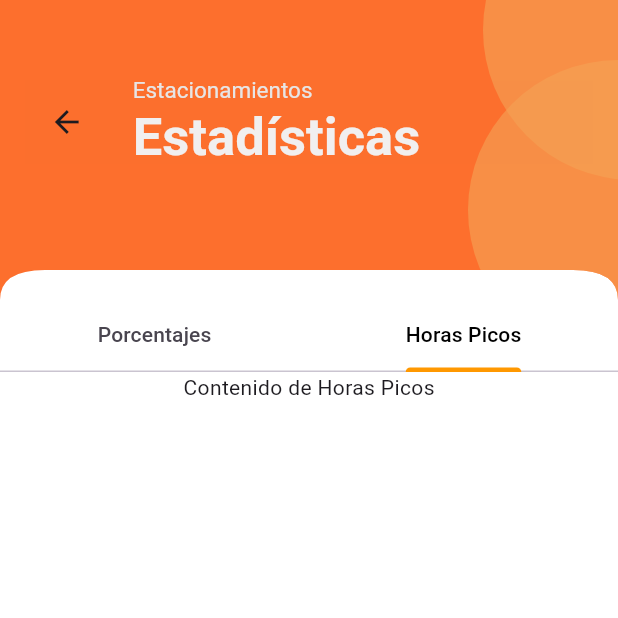
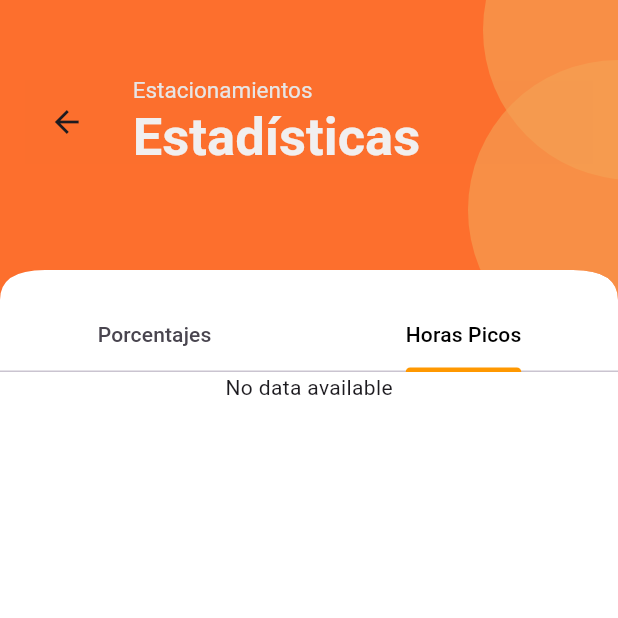
Before and after one commit to jesusmachta/U-Park, a Flutter app: the StatsScreen screen opened directly, tab 2 chosen, on a phone screen of 412 x 824 dp, the top half of it. Run offline on Flutter 3.47's test engine with Material 3 defaults, Android fonts, the light colour scheme and no system bars; our stand-ins replace fl_chart, get, iconsax_flutter, supabase_flutter; accounts and stored records are empty.

Commit message:
:rotating_light:Hice la pestaña de la grafica, pero no aparece, solo sale el loader

```diff
--- /dev/null
+++ b/lib/views/Widgets/peak_hours_widget.dart
@@ -0,0 +1,42 @@
+import 'package:flutter/material.dart';
+import 'package:primera_app/controllers/peak_controller.dart';
+import 'package:primera_app/models/peak.dart';
+import 'peak_hours_card.dart';
+
+class PeakHoursWidget extends StatefulWidget {
+  @override
+  State<PeakHoursWidget> createState() => _PeakHoursWidgetState();
+
+  PeakHoursWidget({Key? key}) : super(key: key);
+}
+
+class _PeakHoursWidgetState extends State<PeakHoursWidget> {
+  late Future<List<Peak>> peakHoursData;
+
+  @override
+  void initState() {
+    super.initState();
+    peakHoursData = PeakController().fetchPeaks();
+  }
+
+  @override
+  Widget build(BuildContext context) {
+    return FutureBuilder<List<Peak>>(
+      future: peakHoursData,
+      builder: (context, snapshot) {
+        if (snapshot.connectionState == ConnectionState.waiting) {
+          return Center(child: CircularProgressIndicator());
+        } else if (snapshot.hasError) {
+          print('Error: ${snapshot.error}');
+          return Center(child: Text('Error: ${snapshot.error}'));
+        } else if (!snapshot.hasData || snapshot.data!.isEmpty) {
+          print('No data available');
+          return Center(child: Text('No data available'));
+        } else {
+          print('Data loaded: ${snapshot.data}');
+          return PeakHoursCard(peaks: snapshot.data!);
+        }
+      },
+    );
+  }
+}
--- a/lib/views/stats_screen.dart
+++ b/lib/views/stats_screen.dart
@@ -2,9 +2,8 @@ import 'package:flutter/material.dart';
 import 'package:primera_app/views/Widgets/circular_container.dart';
 import 'package:primera_app/views/Widgets/curved_edges.dart';
 import 'package:primera_app/views/Widgets/custom_appbar.dart';
-// ignore: unused_import
-import 'package:primera_app/views/Widgets/parking_percentage_card.dart';
 import 'package:primera_app/views/Widgets/parking_percentage_widget.dart';
+import 'package:primera_app/views/Widgets/peak_hours_widget.dart'; // Importar el widget de horas pico
 
 class StatsScreen extends StatelessWidget {
   const StatsScreen({super.key});
@@ -73,7 +72,7 @@ class StatsScreen extends StatelessWidget {
               indicatorColor: Colors.orange,
             ),
             // Tab bar view
-            const Expanded(
+            Expanded(
               child: TabBarView(
                 children: [
                   // First tab content
@@ -82,7 +81,7 @@ class StatsScreen extends StatelessWidget {
                   ),
                   // Second tab content
                   SingleChildScrollView(
-                    child: PeakHoursWidget(),
+                    child: PeakHoursWidget(), // Usar el widget de horas pico
                   )
                 ],
               ),
@@ -93,15 +92,3 @@ class StatsScreen extends StatelessWidget {
     );
   }
 }
-
-// Dummy widget for PeakHoursWidget
-class PeakHoursWidget extends StatelessWidget {
-  const PeakHoursWidget({super.key});
-
-  @override
-  Widget build(BuildContext context) {
-    return const Center(
-      child: Text("Contenido de Horas Picos"),
-    );
-  }
-}
--- a/pubspec.yaml
+++ b/pubspec.yaml
@@ -2,7 +2,7 @@ name: primera_app
 description: "A new Flutter project."
 # The following line prevents the package from being accidentally published to
 # pub.dev using `flutter pub publish`. This is preferred for private packages.
-publish_to: 'none' # Remove this line if you wish to publish to pub.dev
+publish_to: "none" # Remove this line if you wish to publish to pub.dev
 
 # The following defines the version and build number for your application.
 # A version number is three numbers separated by dots, like 1.2.43
@@ -30,6 +30,7 @@ environment:
 dependencies:
   flutter:
     sdk: flutter
+  fl_chart: ^0.35.0
   get:
   iconsax_flutter: ^1.0.0
   supabase_flutter: ^1.2.2
@@ -55,7 +56,6 @@ dev_dependencies:
 
 # The following section is specific to Flutter packages.
 flutter:
-
   # The following line ensures that the Material Icons font is
   # included with your application, so that you can use the icons in
   # the material Icons class.
```
Also changed, not shown: lib/controllers/peak_controller.dart (+25 -120 lines), lib/views/Widgets/peak_hours_card.dart (added, +137 -0 lines), pubspec.lock.
